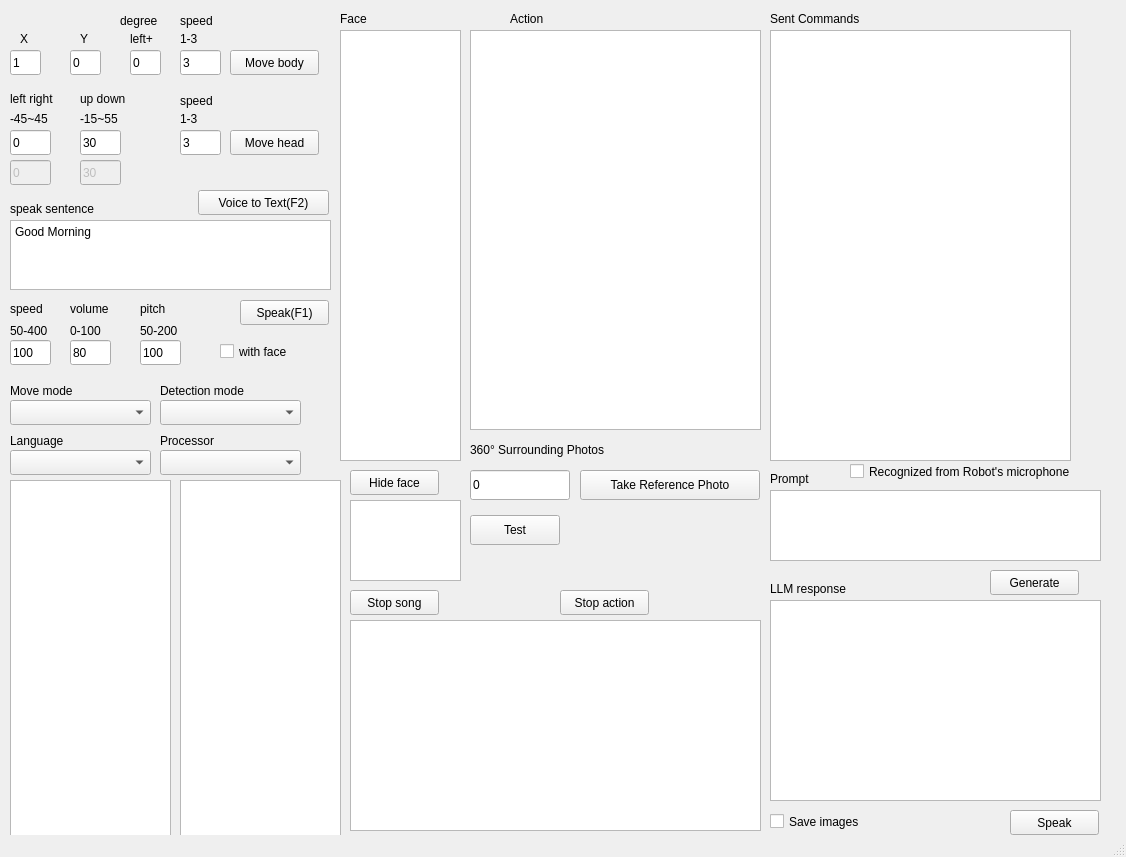
Qt form Server/Zenbo/mainwindow.ui (yangchihyuan/SoloSeniorWatchRobot) before a commit.
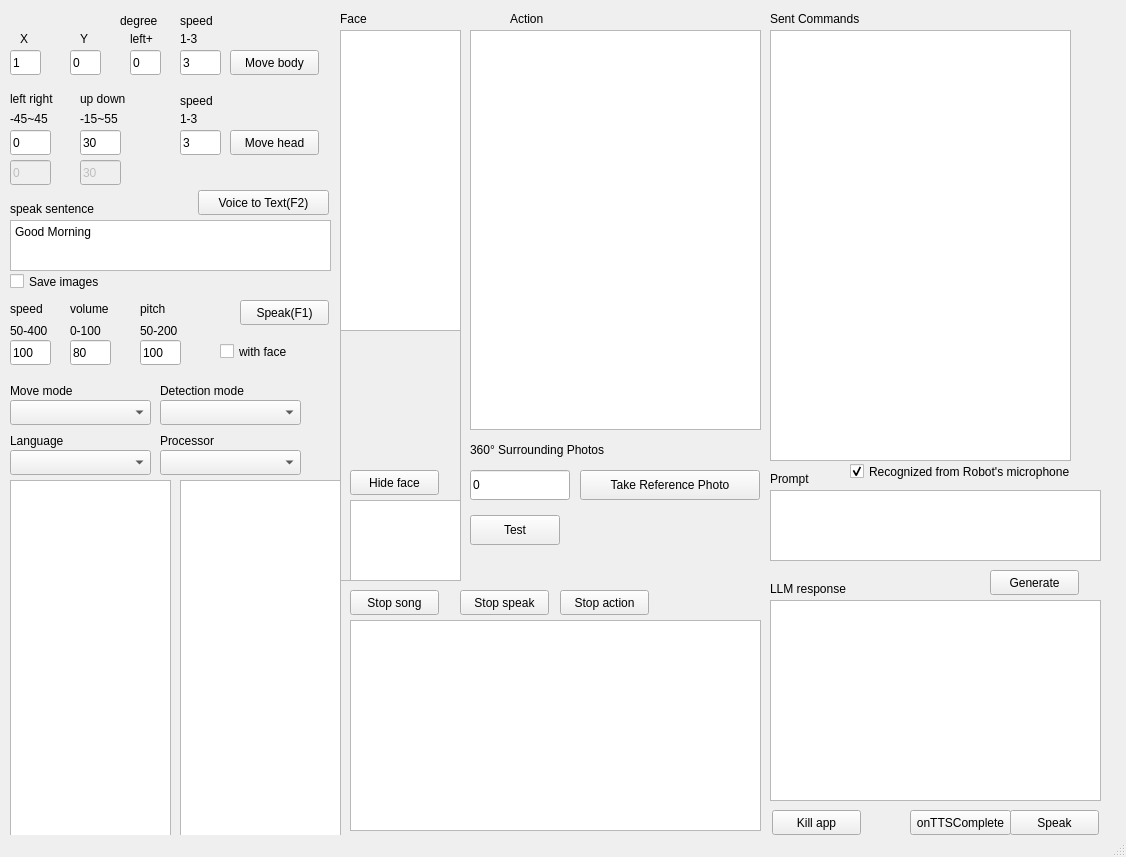
The same form after that commit.

The edit to the form file:
```diff
--- a/Server/Zenbo/mainwindow.ui
+++ b/Server/Zenbo/mainwindow.ui
@@ -23,7 +23,7 @@
       <x>10</x>
       <y>220</y>
       <width>321</width>
-      <height>70</height>
+      <height>51</height>
      </rect>
     </property>
     <property name="plainText">
@@ -783,11 +783,27 @@
      </rect>
     </property>
    </widget>
+   <widget class="QListView" name="listView_Content">
+    <property name="enabled">
+     <bool>false</bool>
+    </property>
+    <property name="geometry">
+     <rect>
+      <x>340</x>
+      <y>330</y>
+      <width>121</width>
+      <height>251</height>
+     </rect>
+    </property>
+    <property name="toolTip">
+     <string extracomment="This is Kebbi's mbtx file. I add it to Zenbo's UI to unify the mainwindow.h file. "/>
+    </property>
+   </widget>
    <widget class="QCheckBox" name="checkBox_SaveImages">
     <property name="geometry">
      <rect>
-      <x>770</x>
-      <y>810</y>
+      <x>10</x>
+      <y>270</y>
       <width>111</width>
       <height>23</height>
      </rect>
@@ -874,7 +890,7 @@
      <string>Recognized from Robot's microphone</string>
     </property>
     <property name="checked">
-     <bool>false</bool>
+     <bool>true</bool>
     </property>
    </widget>
    <widget class="QLabel" name="label_26">
@@ -1014,6 +1030,45 @@
      <string>Stop song</string>
     </property>
    </widget>
+   <widget class="QPushButton" name="pushButton_onTTSComplete">
+    <property name="geometry">
+     <rect>
+      <x>910</x>
+      <y>810</y>
+      <width>101</width>
+      <height>25</height>
+     </rect>
+    </property>
+    <property name="text">
+     <string>onTTSComplete</string>
+    </property>
+   </widget>
+   <widget class="QPushButton" name="pushButton_killapp">
+    <property name="geometry">
+     <rect>
+      <x>772</x>
+      <y>810</y>
+      <width>89</width>
+      <height>25</height>
+     </rect>
+    </property>
+    <property name="text">
+     <string>Kill app</string>
+    </property>
+   </widget>
+   <widget class="QPushButton" name="pushButton_stop_speak">
+    <property name="geometry">
+     <rect>
+      <x>460</x>
+      <y>590</y>
+      <width>89</width>
+      <height>25</height>
+     </rect>
+    </property>
+    <property name="text">
+     <string>Stop speak</string>
+    </property>
+   </widget>
   </widget>
   <widget class="QStatusBar" name="statusbar"/>
  </widget>
```
Lines whose indentation alone changed are shown as unchanged.
